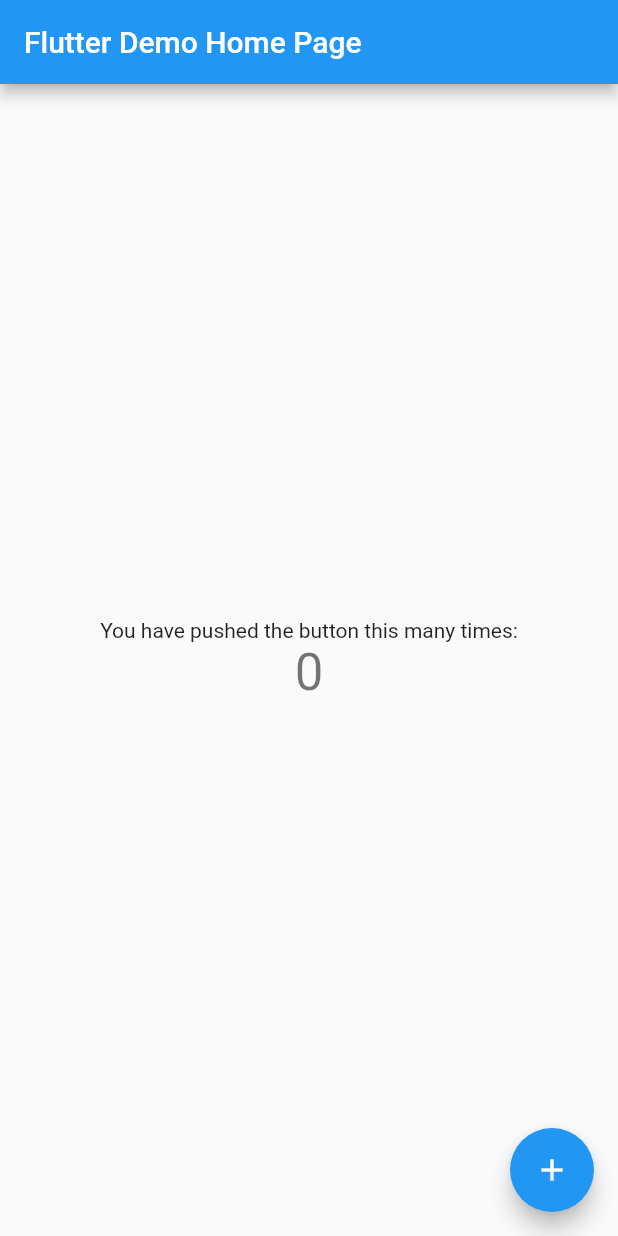
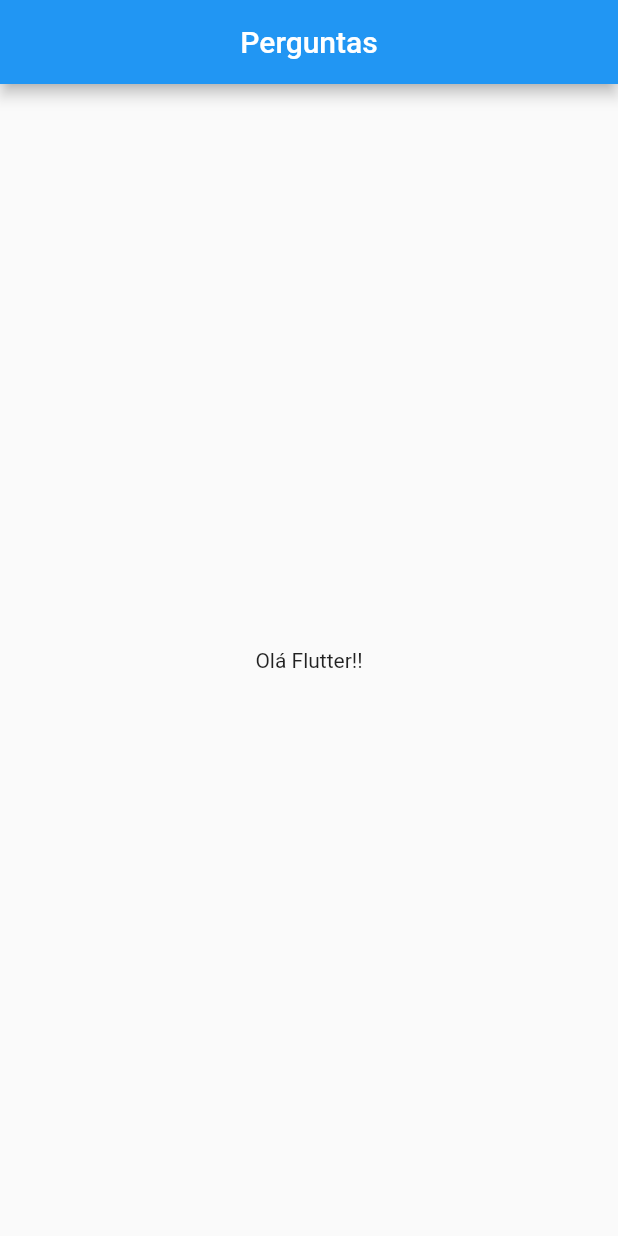
Before and after one commit to GuilhermeGenezini/ProjetosFlutter, a Flutter app: the screen it shows after launch, on a phone screen of 412 x 824 dp. Run offline on Flutter 3.47's test engine with Material 2 defaults, Android fonts, the phone set to English and light mode, and no system bars.

Commit message:
Primeiras Mudanças

```diff
--- a/primeiro_projeto/lib/main.dart
+++ b/primeiro_projeto/lib/main.dart
@@ -1,115 +1,23 @@
 import 'package:flutter/material.dart';
 
-void main() {
-  runApp(const MyApp());
-}
+main() => runApp(const PerguntaApp());
 
-class MyApp extends StatelessWidget {
-  const MyApp({super.key});
+class PerguntaApp extends StatelessWidget {
+  const PerguntaApp({super.key});
 
-  // This widget is the root of your application.
   @override
   Widget build(BuildContext context) {
     return MaterialApp(
-      title: 'Flutter Demo',
-      theme: ThemeData(
-        // This is the theme of your application.
-        //
-        // Try running your application with "flutter run". You'll see the
-        // application has a blue toolbar. Then, without quitting the app, try
-        // changing the primarySwatch below to Colors.green and then invoke
-        // "hot reload" (press "r" in the console where you ran "flutter run",
-        // or simply save your changes to "hot reload" in a Flutter IDE).
-        // Notice that the counter didn't reset back to zero; the application
-        // is not restarted.
-        primarySwatch: Colors.blue,
+      home: Scaffold(
+        appBar: AppBar(
+          title: const Center(
+            child: Text('Perguntas'),
+          ),
+        ),
+        body: const Center(
+          child: Text('Olá Flutter!!'),
+        ),
       ),
-      home: const MyHomePage(title: 'Flutter Demo Home Page'),
     );
   }
 }
-
-class MyHomePage extends StatefulWidget {
-  const MyHomePage({super.key, required this.title});
-
-  // This widget is the home page of your application. It is stateful, meaning
-  // that it has a State object (defined below) that contains fields that affect
-  // how it looks.
-
-  // This class is the configuration for the state. It holds the values (in this
-  // case the title) provided by the parent (in this case the App widget) and
-  // used by the build method of the State. Fields in a Widget subclass are
-  // always marked "final".
-
-  final String title;
-
-  @override
-  State<MyHomePage> createState() => _MyHomePageState();
-}
-
-class _MyHomePageState extends State<MyHomePage> {
-  int _counter = 0;
-
-  void _incrementCounter() {
-    setState(() {
-      // This call to setState tells the Flutter framework that something has
-      // changed in this State, which causes it to rerun the build method below
-      // so that the display can reflect the updated values. If we changed
-      // _counter without calling setState(), then the build method would not be
-      // called again, and so nothing would appear to happen.
-      _counter++;
-    });
-  }
-
-  @override
-  Widget build(BuildContext context) {
-    // This method is rerun every time setState is called, for instance as done
-    // by the _incrementCounter method above.
-    //
-    // The Flutter framework has been optimized to make rerunning build methods
-    // fast, so that you can just rebuild anything that needs updating rather
-    // than having to individually change instances of widgets.
-    return Scaffold(
-      appBar: AppBar(
-        // Here we take the value from the MyHomePage object that was created by
-        // the App.build method, and use it to set our appbar title.
-        title: Text(widget.title),
-      ),
-      body: Center(
-        // Center is a layout widget. It takes a single child and positions it
-        // in the middle of the parent.
-        child: Column(
-          // Column is also a layout widget. It takes a list of children and
-          // arranges them vertically. By default, it sizes itself to fit its
-          // children horizontally, and tries to be as tall as its parent.
-          //
-          // Invoke "debug painting" (press "p" in the console, choose the
-          // "Toggle Debug Paint" action from the Flutter Inspector in Android
-          // Studio, or the "Toggle Debug Paint" command in Visual Studio Code)
-          // to see the wireframe for each widget.
-          //
-          // Column has various properties to control how it sizes itself and
-          // how it positions its children. Here we use mainAxisAlignment to
-          // center the children vertically; the main axis here is the vertical
-          // axis because Columns are vertical (the cross axis would be
-          // horizontal).
-          mainAxisAlignment: MainAxisAlignment.center,
-          children: <Widget>[
-            const Text(
-              'You have pushed the button this many times:',
-            ),
-            Text(
-              '$_counter',
-              style: Theme.of(context).textTheme.headline4,
-            ),
-          ],
-        ),
-      ),
-      floatingActionButton: FloatingActionButton(
-        onPressed: _incrementCounter,
-        tooltip: 'Increment',
-        child: const Icon(Icons.add),
-      ), // This trailing comma makes auto-formatting nicer for build methods.
-    );
-  }
-}
```
Also changed, not shown: 1 other file.
